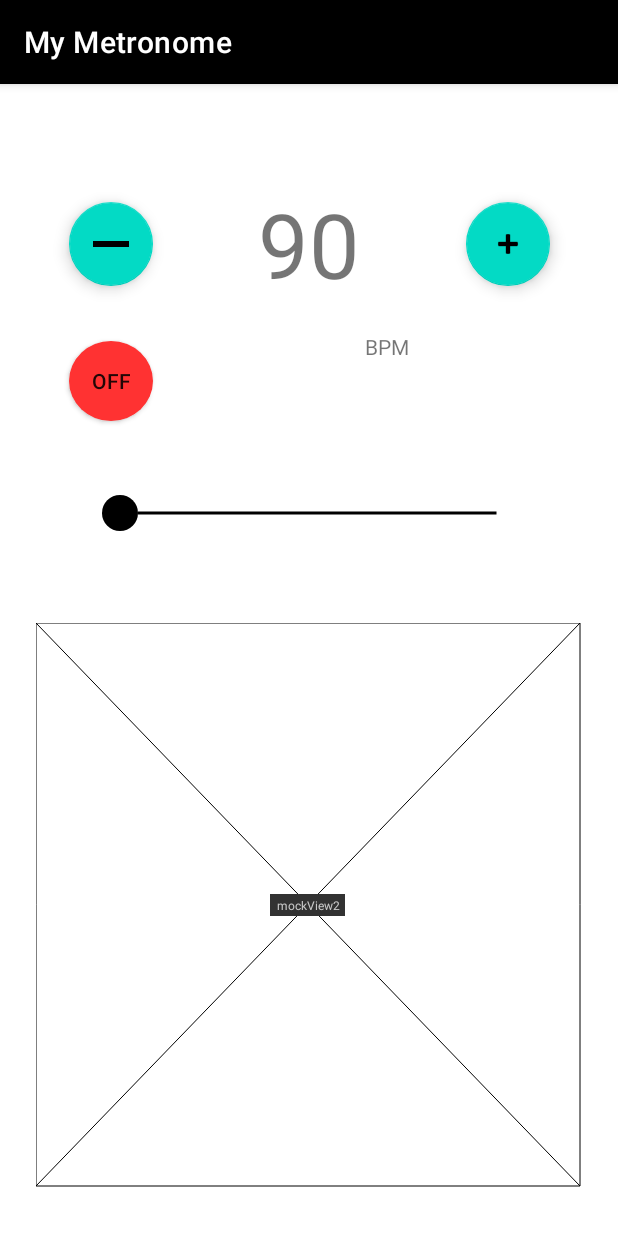
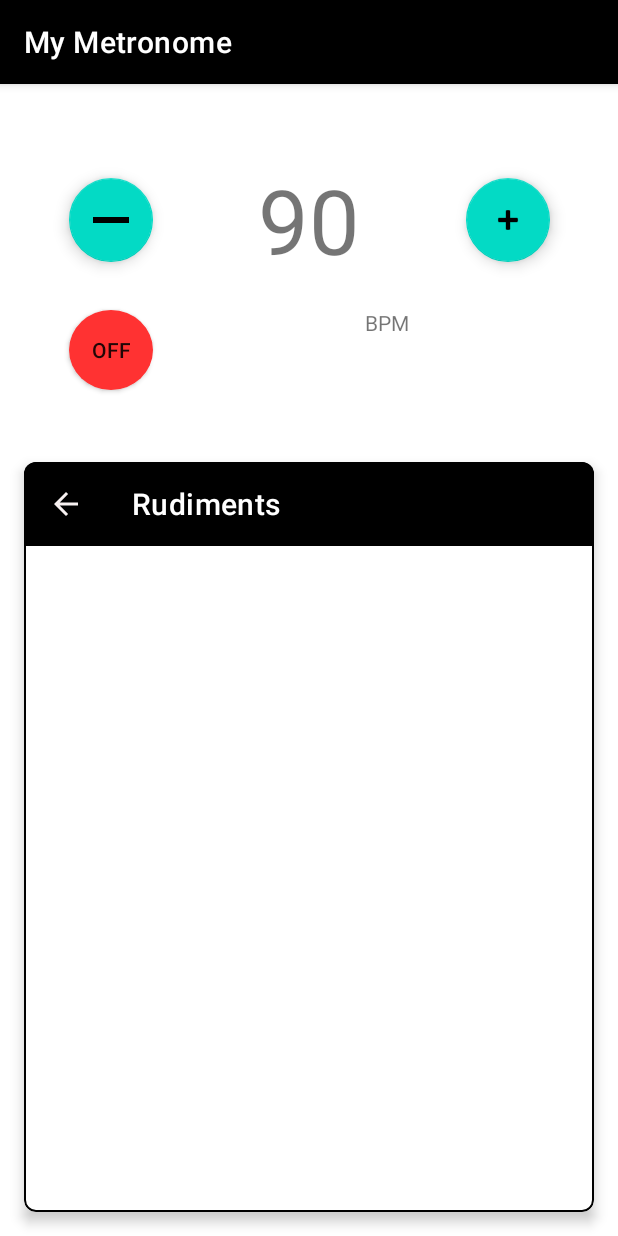
Before and after one commit to kemalsheker/MyMetronome, an Android app: the screen it shows after launch (MainActivity), on a phone screen of 412 x 824 dp. Run offline under Robolectric (Android 15) with nearby library versions, the light colour scheme and no system bars.

Commit message:
Fragment design completed

```diff
--- a/app/build.gradle
+++ b/app/build.gradle
@@ -30,10 +30,14 @@ android {
 
 dependencies {
 
+    implementation "androidx.fragment:fragment:1.4.1"
     implementation 'androidx.appcompat:appcompat:1.4.0'
     implementation 'com.google.android.material:material:1.4.0'
-    implementation 'androidx.constraintlayout:constraintlayout:2.1.2'
+    implementation 'androidx.constraintlayout:constraintlayout:2.0.0-beta4'
+    implementation 'androidx.legacy:legacy-support-v4:1.0.0'
     testImplementation 'junit:junit:4.+'
     androidTestImplementation 'androidx.test.ext:junit:1.1.3'
     androidTestImplementation 'androidx.test.espresso:espresso-core:3.4.0'
+    implementation 'com.google.android.material:material:1.5.0'
+
 }
--- a/app/src/main/java/com/blackstart/mymetronome/MainActivity.java
+++ b/app/src/main/java/com/blackstart/mymetronome/MainActivity.java
@@ -41,7 +41,6 @@ public class MainActivity extends AppCompatActivity implements CounterHandler.Co
     private int maximumBPM = 240;
 
     TextView bpmNumber;
-    SeekBar metronome;
     AppCompatToggleButton startStopButton;
 
     private MetronomeService mService;
@@ -55,10 +54,7 @@ public class MainActivity extends AppCompatActivity implements CounterHandler.Co
         setContentView(R.layout.activity_main);
 
         bpmNumber = findViewById(R.id.bpmNumber);
-        metronome = findViewById(R.id.metronome);
         startStopButton = findViewById(R.id.startStopButton);
-        metronome.setClickable(false);
-        metronome.setEnabled(false);
         FloatingActionButton minusButton = (FloatingActionButton) findViewById(R.id.minusButton);
         FloatingActionButton plusButton = (FloatingActionButton) findViewById(R.id.plusButton);
 
--- a/app/src/main/java/com/blackstart/mymetronome/MetronomeService.java
+++ b/app/src/main/java/com/blackstart/mymetronome/MetronomeService.java
@@ -73,26 +73,10 @@ public class MetronomeService extends Service {
         Log.d(TAG, "playSound: started");
         Log.d(TAG, "onLoadComplete: Current bpm is out: " + bpm);
 
-
-        /*soundPool.setOnLoadCompleteListener(new SoundPool.OnLoadCompleteListener() {
-            @Override
-            public void onLoadComplete(SoundPool soundPool, int i, int i1) {
-                if(timer == null){
-                    timer = new Timer();
-                }
-                Log.d(TAG, "onLoadComplete: Current bpm is: " + bpm);
-                timer.scheduleAtFixedRate(new TimerTask() {
-                    @Override
-                    public void run() {
-                        soundPool.play(tickSound, 1,1,1, 0, 1);
-                    }
-                }, 0, (1000 * 60) / bpm);
-            }
-        });*/
+        timer = new Timer();
+        Log.d(TAG, "onLoadComplete: Current bpm is: " + bpm);
 
 
-        timer = new Timer();
-        Log.d(TAG, "onLoadComplete: Current bpm is: " + bpm);
         timer.scheduleAtFixedRate(new TimerTask() {
             @Override
             public void run() {
--- /dev/null
+++ b/app/src/main/res/drawable/ic_baseline_arrow_back_24.xml
@@ -0,0 +1,5 @@
+<vector android:height="24dp" android:tint="#F8F1F1"
+    android:viewportHeight="24" android:viewportWidth="24"
+    android:width="24dp" xmlns:android="http://schemas.android.com/apk/res/android">
+    <path android:fillColor="@android:color/white" android:pathData="M20,11H7.83l5.59,-5.59L12,4l-8,8 8,8 1.41,-1.41L7.83,13H20v-2z"/>
+</vector>
--- a/app/src/main/res/layout/activity_main.xml
+++ b/app/src/main/res/layout/activity_main.xml
@@ -3,40 +3,21 @@
     xmlns:app="http://schemas.android.com/apk/res-auto"
     xmlns:tools="http://schemas.android.com/tools"
     android:layout_width="match_parent"
-    android:layout_height="wrap_content"
+    android:layout_height="match_parent"
     android:layout_gravity="center_vertical"
     tools:context=".MainActivity">
 
-    <SeekBar
-        android:id="@+id/metronome"
-        android:layout_width="300dp"
-        android:layout_height="98dp"
-        android:layout_marginStart="24dp"
-        android:layout_marginEnd="24dp"
-        android:layout_marginBottom="24dp"
-        android:clickable="false"
-        android:paddingStart="24dp"
-        android:paddingLeft="16dp"
-        android:paddingTop="16dp"
-        android:paddingEnd="24dp"
-        android:paddingRight="16dp"
-        android:paddingBottom="16dp"
-        android:progressDrawable="@drawable/seekbar_style"
-        android:thumb="@drawable/seekbar_thumb"
-        app:layout_constraintBottom_toTopOf="@+id/mockView2"
-        app:layout_constraintEnd_toEndOf="parent"
-        app:layout_constraintStart_toStartOf="parent" />
 
     <TextView
         android:id="@+id/bpmNumber"
         android:layout_width="133dp"
         android:layout_height="117dp"
+        android:layout_marginStart="32dp"
         android:layout_marginTop="32dp"
-        android:layout_marginBottom="72dp"
+        android:layout_marginEnd="32dp"
         android:gravity="center"
         android:text="90"
         android:textSize="60sp"
-        app:layout_constraintBottom_toTopOf="@+id/metronome"
         app:layout_constraintEnd_toEndOf="parent"
         app:layout_constraintStart_toStartOf="parent"
         app:layout_constraintTop_toTopOf="parent"
@@ -79,30 +60,45 @@
         app:layout_constraintTop_toTopOf="@+id/bpmNumber"
         app:srcCompat="@android:drawable/ic_input_add" />
 
-    <androidx.constraintlayout.utils.widget.MockView
-        android:id="@+id/mockView2"
-        android:layout_width="363dp"
-        android:layout_height="376dp"
-        android:layout_marginStart="24dp"
-        android:layout_marginEnd="24dp"
-        android:layout_marginBottom="16dp"
-        app:layout_constraintBottom_toBottomOf="parent"
-        app:layout_constraintEnd_toEndOf="parent"
-        app:layout_constraintHorizontal_bias="0.0"
-        app:layout_constraintStart_toStartOf="parent" />
-
     <androidx.appcompat.widget.AppCompatToggleButton
         android:id="@+id/startStopButton"
         android:layout_width="56dp"
         android:layout_height="53dp"
         android:layout_marginTop="32dp"
-        android:layout_marginBottom="8dp"
-        android:text=""
         android:background="@drawable/startstop_button_background"
         android:contextClickable="false"
-        app:layout_constraintBottom_toTopOf="@+id/metronome"
+        android:text=""
         app:layout_constraintEnd_toEndOf="@+id/minusButton"
         app:layout_constraintStart_toStartOf="@+id/minusButton"
         app:layout_constraintTop_toBottomOf="@+id/minusButton" />
 
+    <com.google.android.material.card.MaterialCardView
+        android:layout_width="0dp"
+        android:layout_height="0dp"
+        android:layout_marginStart="16dp"
+        android:layout_marginTop="48dp"
+        android:layout_marginEnd="16dp"
+        android:layout_marginBottom="16dp"
+        app:cardCornerRadius="8dp"
+        app:cardElevation="5dp"
+        app:layout_constraintBottom_toBottomOf="parent"
+        app:layout_constraintEnd_toEndOf="parent"
+        app:layout_constraintStart_toStartOf="parent"
+        app:layout_constraintTop_toBottomOf="@+id/startStopButton"
+        app:strokeColor="@color/black"
+        app:strokeWidth="1dp">
+
+        <androidx.appcompat.widget.Toolbar
+            android:layout_width="match_parent"
+            android:layout_height="wrap_content"
+            android:background="@color/black"
+            app:navigationIcon="@drawable/ic_baseline_arrow_back_24"
+            app:title="Rudiments"
+            app:titleTextColor="@color/white">
+
+
+        </androidx.appcompat.widget.Toolbar>
+
+    </com.google.android.material.card.MaterialCardView>
+
 </androidx.constraintlayout.widget.ConstraintLayout>
--- a/app/src/main/res/values/strings.xml
+++ b/app/src/main/res/values/strings.xml
@@ -1,3 +1,5 @@
 <resources>
     <string name="app_name">My\nMetronome</string>
+    <!-- TODO: Remove or change this placeholder text -->
+    <string name="hello_blank_fragment">Hello blank fragment</string>
 </resources>
```
